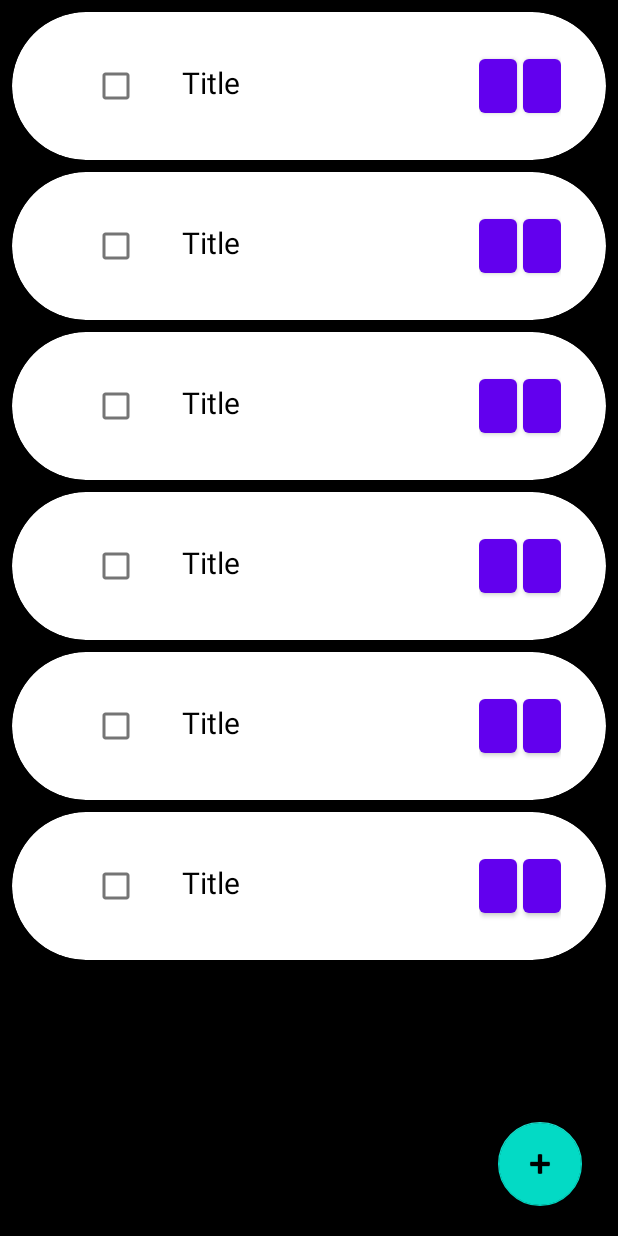
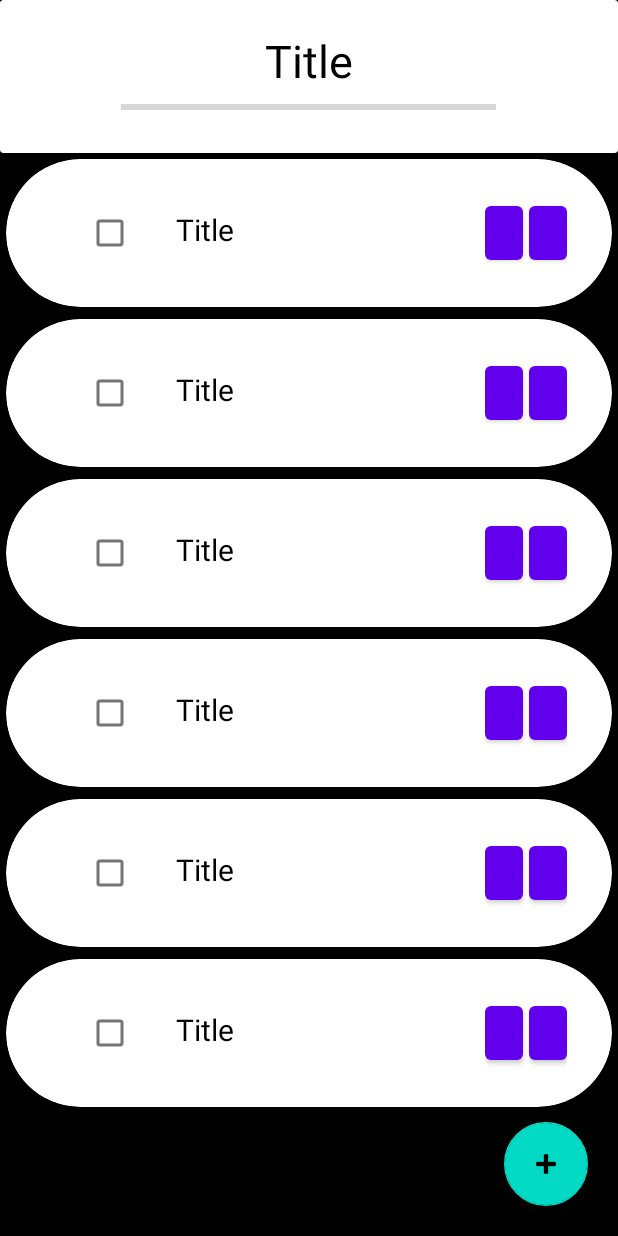
Before and after one commit to Talki21/MySuperList, an Android app: the layout activity_secand.xml on its own in the app's theme, with its tools: preview values and no code run, on a phone screen of 412 x 824 dp. Run offline under Robolectric (Android 15) with nearby library versions, the phone set to English and light mode, and no system bars.

Commit message:
add top bar to first and secand page with progress function

```diff
--- a/app/src/main/java/com/example/mysuperlist/MainActivity.kt
+++ b/app/src/main/java/com/example/mysuperlist/MainActivity.kt
@@ -24,7 +24,7 @@ class MainActivity : AppCompatActivity() {
         binding = ActivityMainBinding.inflate(layoutInflater)
         setContentView(binding.root)
 
-        supportActionBar?.title = "My Super List"
+         if (supportActionBar!=null) { this.supportActionBar?.hide() }
 
         binding.floatingActionButton.setOnClickListener{
             val intent = Intent(this,AddCardActivity::class.java)
--- a/app/src/main/java/com/example/mysuperlist/frontRecycleAdapter.kt
+++ b/app/src/main/java/com/example/mysuperlist/frontRecycleAdapter.kt
@@ -17,13 +17,13 @@ class frontRecycleAdapter(public var cards: MutableList<card>):RecyclerView.Adap
        fun bind(card: card) {
             binding.cardTitle.text = card.Title
             binding.progressBar.progress = card.Progress
+            binding.prosent.text = "${card.Progress}%"
        }
        fun new(this_Ac:MainActivity){
            itemView.setOnClickListener {
                val position: Int = adapterPosition
                val intent = Intent(it.context,SecandActivity::class.java)
                card_id = cardlist[position].id
-               intent.putExtra("cardtitle", cardlist[position].Title)
                intent.putExtra("id", card_id)
                it.context.startActivity(intent)
                update_main_screen(MainActivity())
--- a/app/src/main/res/layout/activity_secand.xml
+++ b/app/src/main/res/layout/activity_secand.xml
@@ -4,30 +4,78 @@
     xmlns:tools="http://schemas.android.com/tools"
     android:layout_width="match_parent"
     android:layout_height="match_parent"
-    android:background="@color/black"
     tools:context=".SecandActivity">
 
+    <LinearLayout
+        android:id="@+id/linear"
+        android:layout_width="match_parent"
+        android:layout_height="match_parent"
+        android:background="@color/black"
+        android:orientation="vertical">
+        <androidx.cardview.widget.CardView
+            android:id="@+id/view_inn"
+            android:layout_width="match_parent"
+            android:layout_height="wrap_content">
+
+            <LinearLayout
+                android:id="@+id/card_box_inn"
+                android:layout_width="match_parent"
+                android:layout_height="wrap_content"
+                android:orientation="vertical"
+                android:layout_margin="20dp"
+                android:gravity="center">
+
+                <TextView
+                    android:id="@+id/card_titleTop"
+                    android:layout_width="wrap_content"
+                    android:layout_height="wrap_content"
+                    android:text="@string/title"
+                    android:textColor="@color/black"
+                    android:textSize="30sp" />
+                <LinearLayout
+                    android:layout_width="match_parent"
+                    android:layout_height="wrap_content"
+                    android:gravity="center"
+                    android:orientation="horizontal">
+
+                    <ProgressBar
+                        android:id="@+id/progressBarTop"
+                        style="?android:attr/progressBarStyleHorizontal"
+                        android:layout_width="250dp"
+                        android:layout_height="wrap_content"
+                        android:layout_marginStart="20dp"
+                        android:layout_marginEnd="20dp"
+                        android:max="100" />
+                    <TextView
+                        android:id="@+id/prosent_inn"
+                        android:layout_width="wrap_content"
+                        android:layout_height="wrap_content"
+                        android:textSize="15sp" />
+
+                </LinearLayout>
+            </LinearLayout>
+
+        </androidx.cardview.widget.CardView>
+
+        <androidx.recyclerview.widget.RecyclerView
+            android:id="@+id/recycle_secand"
+            android:layout_width="match_parent"
+            android:layout_height="match_parent"
+            tools:itemCount="10"
+            tools:listitem="@layout/item_inn_layout"/>
+    </LinearLayout>
 
     <com.google.android.material.floatingactionbutton.FloatingActionButton
         android:id="@+id/floatingActionButton_inn"
         android:layout_width="wrap_content"
         android:layout_height="wrap_content"
         android:layout_alignParentBottom="true"
-        android:layout_alignEnd="@id/recycle_secand"
-        android:layout_margin="20dp"
+        android:layout_alignParentEnd="true"
+        android:layout_marginEnd="20dp"
+        android:layout_marginTop="20dp"
+        android:layout_marginBottom="20dp"
         android:clickable="true"
-        app:srcCompat="@android:drawable/ic_input_add"
         android:contentDescription="@string/add"
-        android:focusable="true" />
-
-    <androidx.recyclerview.widget.RecyclerView
-        android:id="@+id/recycle_secand"
-        android:layout_width="match_parent"
-        android:layout_height="match_parent"
-        android:layout_marginStart="4dp"
-        android:layout_marginTop="4dp"
-        android:layout_marginEnd="4dp"
-        android:layout_marginBottom="4dp"
-        tools:itemCount="10"
-        tools:listitem="@layout/item_inn_layout"/>
+        android:focusable="true"
+        app:srcCompat="@android:drawable/ic_input_add" />
 </RelativeLayout>
--- a/app/src/main/res/layout/item_inn_layout.xml
+++ b/app/src/main/res/layout/item_inn_layout.xml
@@ -8,7 +8,8 @@
     android:clickable="true"
     android:focusable="true"
     android:foreground="?selectableItemBackground"
-    app:cardCornerRadius="230dp">
+    app:cardCornerRadius="230dp"
+    android:background="@color/white">
 
     <RelativeLayout
         android:id="@+id/card_inn"
--- a/app/src/main/res/values/strings.xml
+++ b/app/src/main/res/values/strings.xml
@@ -6,4 +6,5 @@
     <string name="todo">TODO</string>
     <string name="add">Add new</string>
     <string name="save">Save</string>
+    <string name="mylist">My Super List</string>
 </resources>
```
Also changed, not shown: app/src/main/java/com/example/mysuperlist/SecandActivity.kt (+6 -4 lines), app/src/main/res/layout/activity_main.xml (+32 -14 lines), app/src/main/res/layout/item_layout.xml (+11 -6 lines).
